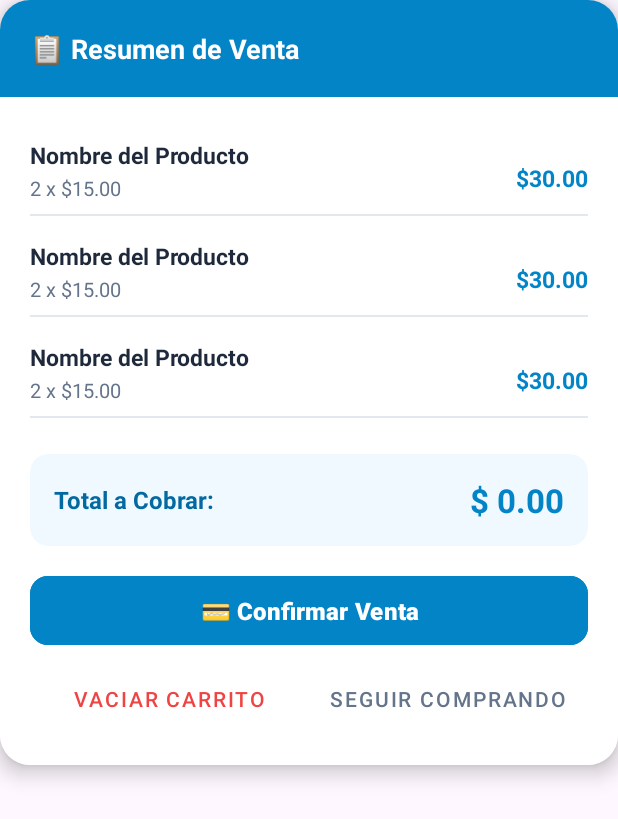
After one commit to 2gPaulina/CrudProductos, an Android app: the layout dialog_resumen_cuenta.xml on its own in the app's theme, with its tools: preview values and no code run, on a phone screen of 412 x 824 dp. The commit adds this screen. Shown: the top 819 px of the screen. Run offline under Robolectric (Android 15) with nearby library versions, the phone set to English and light mode, and no system bars.

Commit message:
Interfaz y diseño del carrito

```diff
--- /dev/null
+++ b/app/src/main/res/layout/dialog_resumen_cuenta.xml
@@ -0,0 +1,127 @@
+<?xml version="1.0" encoding="utf-8"?>
+<androidx.cardview.widget.CardView xmlns:android="http://schemas.android.com/apk/res/android"
+    xmlns:app="http://schemas.android.com/apk/res-auto"
+    xmlns:tools="http://schemas.android.com/tools"
+    android:layout_width="match_parent"
+    android:layout_height="wrap_content"
+    app:cardBackgroundColor="#FFFFFF"
+    app:cardCornerRadius="20dp"
+    app:cardElevation="8dp">
+
+    <LinearLayout
+        android:layout_width="match_parent"
+        android:layout_height="wrap_content"
+        android:orientation="vertical">
+
+        <!-- 🔵 ENCABEZADO AZUL -->
+        <LinearLayout
+            android:layout_width="match_parent"
+            android:layout_height="wrap_content"
+            android:background="#0284C7"
+            android:orientation="horizontal"
+            android:padding="20dp">
+
+            <TextView
+                android:layout_width="0dp"
+                android:layout_height="wrap_content"
+                android:layout_weight="1"
+                android:text="📋 Resumen de Venta"
+                android:textColor="#FFFFFF"
+                android:textSize="18sp"
+                android:textStyle="bold" />
+        </LinearLayout>
+
+        <!-- ⚪ CUERPO BLANCO -->
+        <LinearLayout
+            android:layout_width="match_parent"
+            android:layout_height="wrap_content"
+            android:background="#FFFFFF"
+            android:orientation="vertical"
+            android:padding="20dp">
+
+            <androidx.recyclerview.widget.RecyclerView
+                android:id="@+id/rvCarrito"
+                android:layout_width="match_parent"
+                android:layout_height="wrap_content"
+                android:maxHeight="250dp"
+                tools:listitem="@layout/item_carrito" />
+
+            <!-- 🔷 TARJETA DE TOTAL EN AZUL CLARO -->
+            <androidx.cardview.widget.CardView
+                android:layout_width="match_parent"
+                android:layout_height="wrap_content"
+                android:layout_marginTop="16dp"
+                app:cardBackgroundColor="#F0F9FF"
+                app:cardCornerRadius="12dp"
+                app:cardElevation="0dp">
+
+                <RelativeLayout
+                    android:layout_width="match_parent"
+                    android:layout_height="wrap_content"
+                    android:padding="16dp">
+
+                    <TextView
+                        android:layout_width="wrap_content"
+                        android:layout_height="wrap_content"
+                        android:layout_centerVertical="true"
+                        android:text="Total a Cobrar:"
+                        android:textColor="#0369A1"
+                        android:textSize="16sp"
+                        android:textStyle="bold" />
+
+                    <TextView
+                        android:id="@+id/tvTotalCuentaDialog"
+                        android:layout_width="wrap_content"
+                        android:layout_height="wrap_content"
+                        android:layout_alignParentEnd="true"
+                        android:layout_centerVertical="true"
+                        android:text="$ 0.00"
+                        android:textColor="#0284C7"
+                        android:textSize="22sp"
+                        android:textStyle="bold" />
+                </RelativeLayout>
+            </androidx.cardview.widget.CardView>
+
+            <!-- 🔵 BOTÓN AZUL DE CONFIRMACIÓN -->
+            <com.google.android.material.button.MaterialButton
+                android:id="@+id/btnCobrarDialog"
+                android:layout_width="match_parent"
+                android:layout_height="wrap_content"
+                android:layout_marginTop="16dp"
+                android:backgroundTint="#0284C7"
+                android:paddingVertical="12dp"
+                android:text="💳 Confirmar Venta"
+                android:textColor="#FFFFFF"
+                android:textSize="16sp"
+                android:textStyle="bold"
+                app:cornerRadius="12dp" />
+
+            <LinearLayout
+                android:layout_width="match_parent"
+                android:layout_height="wrap_content"
+                android:layout_marginTop="8dp"
+                android:orientation="horizontal">
+
+                <com.google.android.material.button.MaterialButton
+                    android:id="@+id/btnVaciarDialog"
+                    style="@style/Widget.MaterialComponents.Button.TextButton"
+                    android:layout_width="0dp"
+                    android:layout_height="wrap_content"
+                    android:layout_weight="1"
+                    android:text="Vaciar Carrito"
+                    android:textColor="#EF4444" />
+
+                <com.google.android.material.button.MaterialButton
+                    android:id="@+id/btnSeguirComprandoDialog"
+                    style="@style/Widget.MaterialComponents.Button.TextButton"
+                    android:layout_width="0dp"
+                    android:layout_height="wrap_content"
+                    android:layout_weight="1"
+                    android:text="Seguir Comprando"
+                    android:textColor="#64748B" />
+            </LinearLayout>
+
+        </LinearLayout>
+
+    </LinearLayout>
+</androidx.cardview.widget.CardView>
--- /dev/null
+++ b/app/src/main/res/layout/item_carrito.xml
@@ -0,0 +1,51 @@
+<?xml version="1.0" encoding="utf-8"?>
+<androidx.constraintlayout.widget.ConstraintLayout xmlns:android="http://schemas.android.com/apk/res/android"
+    xmlns:app="http://schemas.android.com/apk/res-auto"
+    android:layout_width="match_parent"
+    android:layout_height="wrap_content"
+    android:paddingVertical="8dp">
+
+    <TextView
+        android:id="@+id/tvNombreItem"
+        android:layout_width="0dp"
+        android:layout_height="wrap_content"
+        android:layout_marginEnd="8dp"
+        android:text="Nombre del Producto"
+        android:textColor="#1E293B"
+        android:textSize="15sp"
+        android:textStyle="bold"
+        app:layout_constraintEnd_toStartOf="@+id/tvSubtotalItem"
+        app:layout_constraintStart_toStartOf="parent"
+        app:layout_constraintTop_toTopOf="parent" />
+
+    <TextView
+        android:id="@+id/tvDetalleItem"
+        android:layout_width="wrap_content"
+        android:layout_height="wrap_content"
+        android:layout_marginTop="2dp"
+        android:text="2 x $15.00"
+        android:textColor="#64748B"
+        android:textSize="13sp"
+        app:layout_constraintStart_toStartOf="parent"
+        app:layout_constraintTop_toBottomOf="@+id/tvNombreItem" />
+
+    <TextView
+        android:id="@+id/tvSubtotalItem"
+        android:layout_width="wrap_content"
+        android:layout_height="wrap_content"
+        android:text="$30.00"
+        android:textColor="#0284C7"
+        android:textSize="15sp"
+        android:textStyle="bold"
+        app:layout_constraintBottom_toBottomOf="parent"
+        app:layout_constraintEnd_toEndOf="parent"
+        app:layout_constraintTop_toTopOf="parent" />
+
+    <View
+        android:layout_width="match_parent"
+        android:layout_height="1dp"
+        android:layout_marginTop="8dp"
+        android:background="#E2E8F0"
+        app:layout_constraintTop_toBottomOf="@+id/tvDetalleItem" />
+
+</androidx.constraintlayout.widget.ConstraintLayout>
```
Also changed, not shown: app/src/main/java/com/example/crudproductos/CarritoAdapter.kt (added, +35 -0 lines), app/src/main/java/com/example/crudproductos/Usuario.kt (+115 -44 lines), app/src/main/res/layout/activity_usuario.xml (+86 -20 lines), app/src/main/res/layout/dialog_seleccionar_cantidad.xml (added, +154 -0 lines), app/src/main/res/layout/item_producto_usuario.xml (+26 -10 lines).
